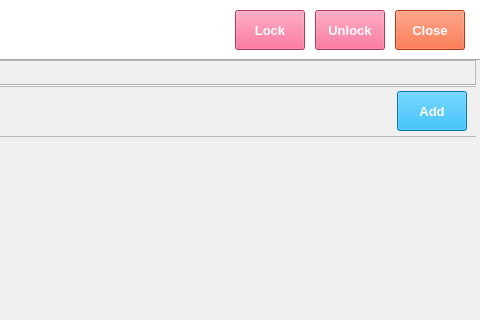
The window that GUI/MstItem/ItemDetail.ui (ernestoHII/easyPOS-Python) describes before a commit, drawn with Qt 5; both pictures show x 885 to 1365 and y 0 to 320 of the 1365 by 768 pixel window.
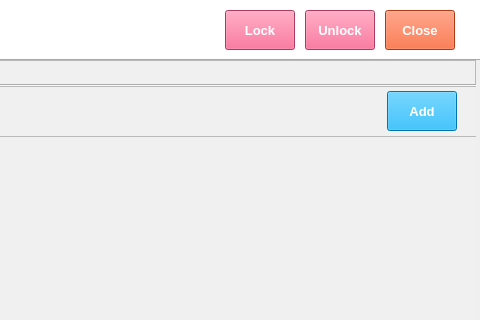
The same window after the commit. The open tabs and pages were chosen to show the change. Icons and pictures are not drawn.

```diff
--- a/GUI/MstItem/ItemDetail.ui
+++ b/GUI/MstItem/ItemDetail.ui
@@ -80,7 +80,7 @@
    <widget class="QPushButton" name="pushButtonClose">
     <property name="geometry">
      <rect>
-      <x>1280</x>
+      <x>1270</x>
       <y>10</y>
       <width>70</width>
       <height>40</height>
@@ -90,7 +90,6 @@
      <font>
       <family>Segoe UI</family>
       <pointsize>10</pointsize>
-      <weight>75</weight>
       <bold>true</bold>
      </font>
     </property>
@@ -108,7 +107,7 @@
    <widget class="QPushButton" name="pushButtonUnlock">
     <property name="geometry">
      <rect>
-      <x>1200</x>
+      <x>1190</x>
       <y>10</y>
       <width>70</width>
       <height>40</height>
@@ -118,7 +117,6 @@
      <font>
       <family>Segoe UI</family>
       <pointsize>10</pointsize>
-      <weight>75</weight>
       <bold>true</bold>
      </font>
     </property>
@@ -136,7 +134,7 @@
    <widget class="QPushButton" name="pushButtonLock">
     <property name="geometry">
      <rect>
-      <x>1120</x>
+      <x>1110</x>
       <y>10</y>
       <width>70</width>
       <height>40</height>
@@ -146,7 +144,6 @@
      <font>
       <family>Segoe UI</family>
       <pointsize>10</pointsize>
-      <weight>75</weight>
       <bold>true</bold>
      </font>
     </property>
@@ -1157,7 +1154,7 @@
       <widget class="QPushButton" name="pushButtonAddItemPrice">
        <property name="geometry">
         <rect>
-         <x>1280</x>
+         <x>1270</x>
          <y>5</y>
          <width>70</width>
          <height>40</height>
@@ -1167,7 +1164,6 @@
         <font>
          <family>Segoe UI</family>
          <pointsize>10</pointsize>
-         <weight>75</weight>
          <bold>true</bold>
         </font>
        </property>
```
Left out of the diff: 15 changed lines with no effect on the pictures.
